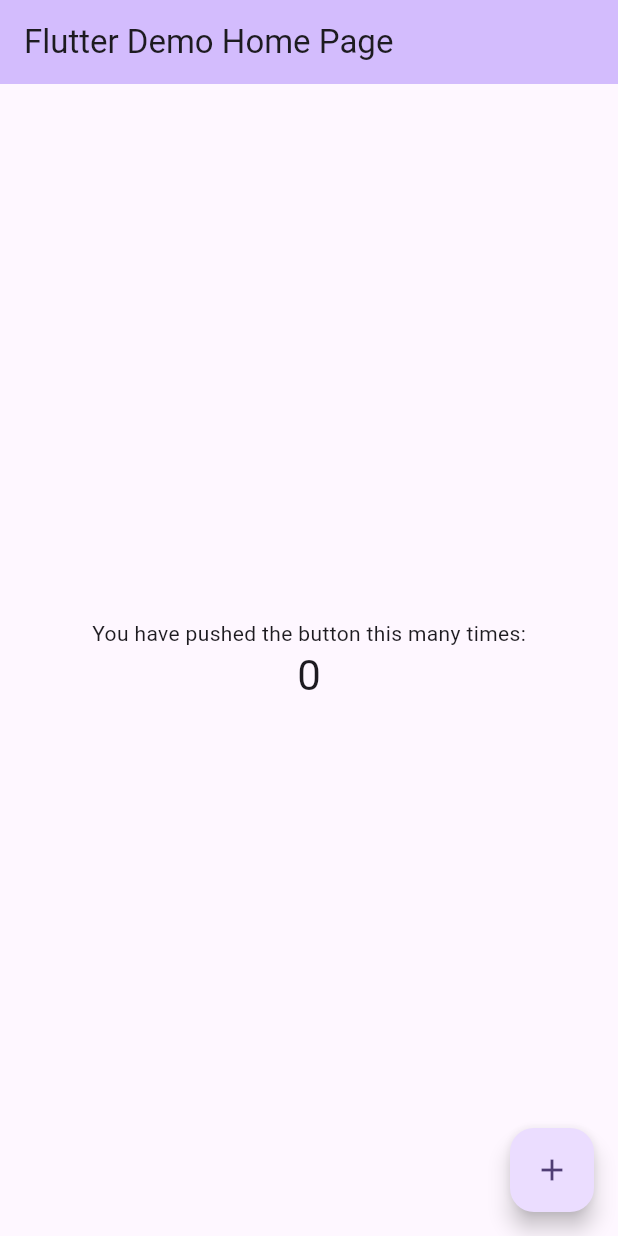
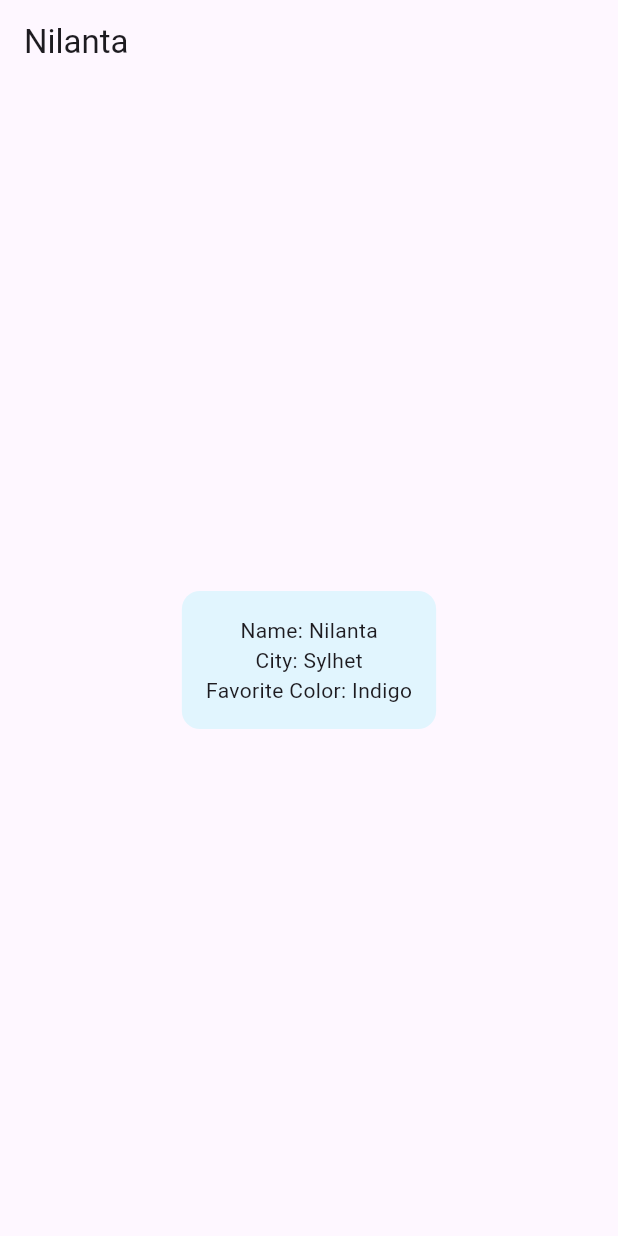
Before and after one commit to Nilanta-Roy-Nilay/Flutter_61C_class, a Flutter app: the screen it shows after launch, on a phone screen of 412 x 824 dp. Run offline on Flutter 3.47's test engine with Material 3 defaults, Android fonts, the phone set to English and light mode, and no system bars.

Commit message:
Update a1_task1.dart

```diff
--- a/lib/a1_task1.dart
+++ b/lib/a1_task1.dart
@@ -7,116 +7,42 @@ void main() {
 class MyApp extends StatelessWidget {
   const MyApp({super.key});
 
-  // This widget is the root of your application.
   @override
   Widget build(BuildContext context) {
     return MaterialApp(
-      title: 'Flutter Demo',
+      title: 'Personal Info',
       theme: ThemeData(
-        // This is the theme of your application.
-        //
-        // TRY THIS: Try running your application with "flutter run". You'll see
-        // the application has a purple toolbar. Then, without quitting the app,
-        // try changing the seedColor in the colorScheme below to Colors.green
-        // and then invoke "hot reload" (save your changes or press the "hot
-        // reload" button in a Flutter-supported IDE, or press "r" if you used
-        // the command line to start the app).
-        //
-        // Notice that the counter didn't reset back to zero; the application
-        // state is not lost during the reload. To reset the state, use hot
-        // restart instead.
-        //
-        // This works for code too, not just values: Most code changes can be
-        // tested with just a hot reload.
-        colorScheme: ColorScheme.fromSeed(seedColor: Colors.deepPurple),
+        primarySwatch: Colors.indigo,
       ),
-      home: const MyHomePage(title: 'Flutter Demo Home Page'),
+      home: const InfoScreen(),
     );
   }
 }
 
-class MyHomePage extends StatefulWidget {
-  const MyHomePage({super.key, required this.title});
-
-  // This widget is the home page of your application. It is stateful, meaning
-  // that it has a State object (defined below) that contains fields that affect
-  // how it looks.
-
-  // This class is the configuration for the state. It holds the values (in this
-  // case the title) provided by the parent (in this case the App widget) and
-  // used by the build method of the State. Fields in a Widget subclass are
-  // always marked "final".
-
-  final String title;
-
-  @override
-  State<MyHomePage> createState() => _MyHomePageState();
-}
-
-class _MyHomePageState extends State<MyHomePage> {
-  int _counter = 0;
-
-  void _incrementCounter() {
-    setState(() {
-      // This call to setState tells the Flutter framework that something has
-      // changed in this State, which causes it to rerun the build method below
-      // so that the display can reflect the updated values. If we changed
-      // _counter without calling setState(), then the build method would not be
-      // called again, and so nothing would appear to happen.
-      _counter++;
-    });
-  }
+class InfoScreen extends StatelessWidget {
+  const InfoScreen({super.key});
 
   @override
   Widget build(BuildContext context) {
-    // This method is rerun every time setState is called, for instance as done
-    // by the _incrementCounter method above.
-    //
-    // The Flutter framework has been optimized to make rerunning build methods
-    // fast, so that you can just rebuild anything that needs updating rather
-    // than having to individually change instances of widgets.
     return Scaffold(
-      appBar: AppBar(
-        // TRY THIS: Try changing the color here to a specific color (to
-        // Colors.amber, perhaps?) and trigger a hot reload to see the AppBar
-        // change color while the other colors stay the same.
-        backgroundColor: Theme.of(context).colorScheme.inversePrimary,
-        // Here we take the value from the MyHomePage object that was created by
-        // the App.build method, and use it to set our appbar title.
-        title: Text(widget.title),
-      ),
+      appBar: AppBar(title: const Text('Nilanta')),
       body: Center(
-        // Center is a layout widget. It takes a single child and positions it
-        // in the middle of the parent.
-        child: Column(
-          // Column is also a layout widget. It takes a list of children and
-          // arranges them vertically. By default, it sizes itself to fit its
-          // children horizontally, and tries to be as tall as its parent.
-          //
-          // Column has various properties to control how it sizes itself and
-          // how it positions its children. Here we use mainAxisAlignment to
-          // center the children vertically; the main axis here is the vertical
-          // axis because Columns are vertical (the cross axis would be
-          // horizontal).
-          //
-          // TRY THIS: Invoke "debug painting" (choose the "Toggle Debug Paint"
-          // action in the IDE, or press "p" in the console), to see the
-          // wireframe for each widget.
-          mainAxisAlignment: MainAxisAlignment.center,
-          children: <Widget>[
-            const Text('You have pushed the button this many times:'),
-            Text(
-              '$_counter',
-              style: Theme.of(context).textTheme.headlineMedium,
-            ),
-          ],
+        child: Container(
+          padding: const EdgeInsets.all(16),
+          decoration: BoxDecoration(
+            color: Colors.lightBlue[50],
+            borderRadius: BorderRadius.circular(12),
+          ),
+          child: Column(
+            mainAxisSize: MainAxisSize.min,
+            children: const [
+              Text('Name: Nilanta'),
+              Text('City: Sylhet'),
+              Text('Favorite Color: Indigo'),
+            ],
+          ),
         ),
       ),
-      floatingActionButton: FloatingActionButton(
-        onPressed: _incrementCounter,
-        tooltip: 'Increment',
-        child: const Icon(Icons.add),
-      ), // This trailing comma makes auto-formatting nicer for build methods.
     );
   }
 }
```
